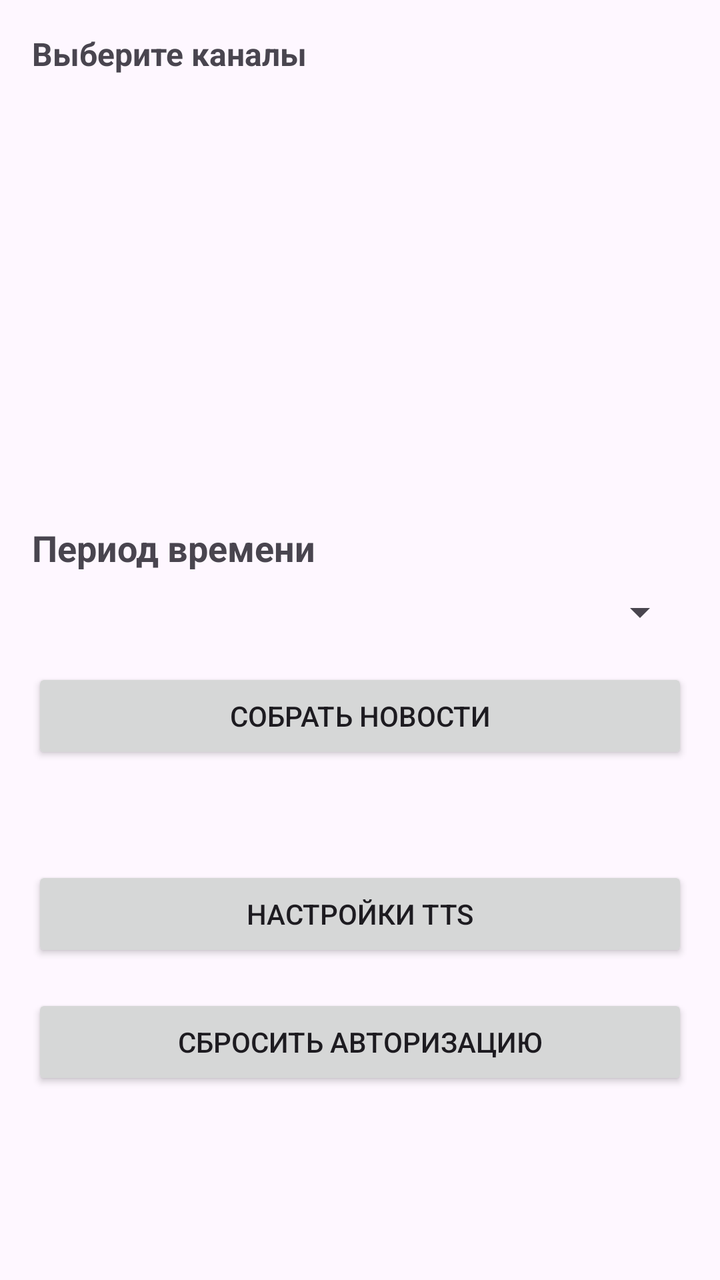
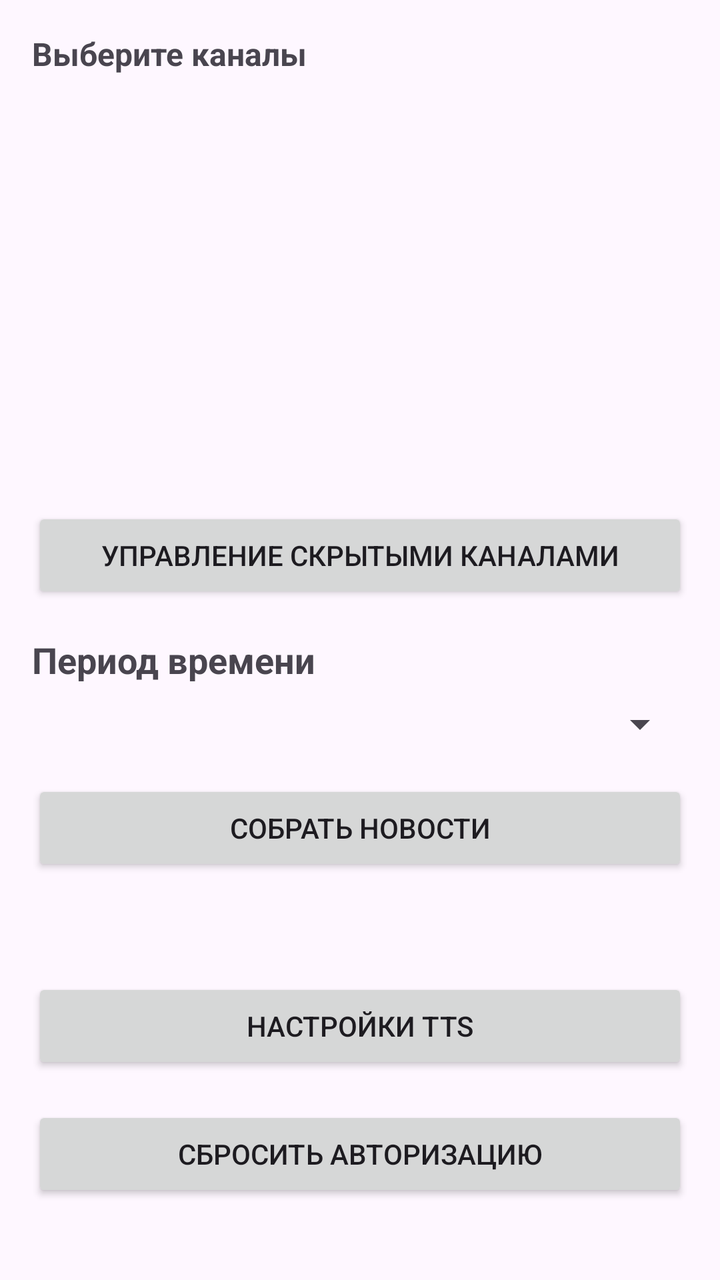

The first picture is an Android layout as it rendered before a commit; the second is the same layout after the commit. The layout source and the unified diff follow.
<!-- AndroidManifest.xml: application theme Theme.TelegramNewsReader -->
<!-- res/layout/activity_main.xml -->
<?xml version="1.0" encoding="utf-8"?>
<ScrollView xmlns:android="http://schemas.android.com/apk/res/android"
    xmlns:app="http://schemas.android.com/apk/res-auto"
    android:layout_width="match_parent"
    android:layout_height="match_parent"
    android:fillViewport="true"
    android:padding="16dp">

    <LinearLayout
        android:layout_width="match_parent"
        android:layout_height="wrap_content"
        android:orientation="vertical">

        <TextView
            android:id="@+id/tv_select_channels"
            android:layout_width="wrap_content"
            android:layout_height="wrap_content"
            android:text="@string/select_channels"
            android:textSize="16sp"
            android:textStyle="bold" />

        <androidx.recyclerview.widget.RecyclerView
            android:id="@+id/recycler_channels"
            android:layout_width="match_parent"
            android:layout_height="200dp"
            android:layout_marginTop="8dp" />

        <TextView
            android:id="@+id/tv_time_period"
            android:layout_width="wrap_content"
            android:layout_height="wrap_content"
            android:text="@string/time_period"
            android:textSize="18sp"
            android:textStyle="bold"
            android:layout_marginTop="16dp" />

        <Spinner
            android:id="@+id/spinner_time"
            android:layout_width="match_parent"
            android:layout_height="wrap_content"
            android:layout_marginTop="8dp" />



        <Button
            android:id="@+id/btn_collect_news"
            android:layout_width="match_parent"
            android:layout_height="wrap_content"
            android:text="@string/collect_news"
            android:layout_marginTop="16dp" />

        <ProgressBar
            android:id="@+id/progress_bar"
            android:layout_width="wrap_content"
            android:layout_height="wrap_content"
            android:layout_marginTop="8dp"
            android:visibility="gone"
            android:layout_gravity="center_horizontal" />

        <LinearLayout
            android:id="@+id/ll_player"
            android:layout_width="match_parent"
            android:layout_height="wrap_content"
            android:orientation="horizontal"
            android:layout_marginTop="16dp"
            android:visibility="gone">

            <Button
                android:id="@+id/btn_play"
                android:layout_width="0dp"
                android:layout_height="wrap_content"
                android:layout_weight="1"
                android:text="@string/play" />

            <Button
                android:id="@+id/btn_pause"
                android:layout_width="0dp"
                android:layout_height="wrap_content"
                android:layout_weight="1"
                android:text="@string/pause" />

            <Button
                android:id="@+id/btn_stop"
                android:layout_width="0dp"
                android:layout_height="wrap_content"
                android:layout_weight="1"
                android:text="@string/stop" />
        </LinearLayout>

        <TextView
            android:id="@+id/tv_status"
            android:layout_width="wrap_content"
            android:layout_height="wrap_content"
            android:text=""
            android:layout_marginTop="16dp" />

        <Button
            android:id="@+id/btn_open_settings"
            android:layout_width="match_parent"
            android:layout_height="wrap_content"
            android:text="Настройки TTS"
            android:layout_marginTop="16dp" />

        <Button
            android:id="@+id/btn_reset_auth"
            android:layout_width="match_parent"
            android:layout_height="wrap_content"
            android:text="Сбросить авторизацию"
            android:layout_marginTop="16dp" />

    </LinearLayout>
</ScrollView>
<!-- resources referenced by this layout -->
<resources>
  <string name="collect_news">Собрать новости</string>
  <string name="pause">Пауза</string>
  <string name="play">Воспроизвести</string>
  <string name="select_channels">Выберите каналы</string>
  <string name="stop">Стоп</string>
  <string name="time_period">Период времени</string>
  <style name="Theme.TelegramNewsReader" parent="Theme.Material3.DayNight">
          <item name="colorPrimary">@color/purple_500</item>
          <item name="colorPrimaryVariant">@color/purple_700</item>
          <item name="colorOnPrimary">@color/white</item>
          <item name="android:statusBarColor">?attr/colorPrimaryVariant</item>
      </style>
  <color name="purple_500">#FF6200EE</color>
  <color name="purple_700">#FF3700B3</color>
  <color name="white">#FFFFFFFF</color>
</resources>

<!-- the commit's change to res/layout/activity_main.xml (unified diff, before → after) -->
@@ -1,10 +1,6 @@
 <?xml version="1.0" encoding="utf-8"?>
-<ScrollView xmlns:android="http://schemas.android.com/apk/res/android"
-    xmlns:app="http://schemas.android.com/apk/res-auto"
-    android:layout_width="match_parent"
-    android:layout_height="match_parent"
-    android:fillViewport="true"
-    android:padding="16dp">
+<ScrollView xmlns:android="http://schemas.android.com/apk/res/android" xmlns:app="http://schemas.android.com/apk/res-auto" android:layout_width="match_parent" android:layout_height="match_parent" android:fillViewport="true" android:padding="16dp">
+
 
     <LinearLayout
         android:layout_width="match_parent"
@@ -25,6 +21,13 @@
             android:layout_height="200dp"
             android:layout_marginTop="8dp" />
 
+        <Button
+            android:id="@+id/btn_manage_hidden"
+            android:layout_width="match_parent"
+            android:layout_height="wrap_content"
+            android:text="Управление скрытыми каналами"
+            android:layout_marginTop="8dp" />
+
         <TextView
             android:id="@+id/tv_time_period"
             android:layout_width="wrap_content"
@@ -39,8 +42,6 @@
             android:layout_width="match_parent"
             android:layout_height="wrap_content"
             android:layout_marginTop="8dp" />
-
-
 
         <Button
             android:id="@+id/btn_collect_news"
